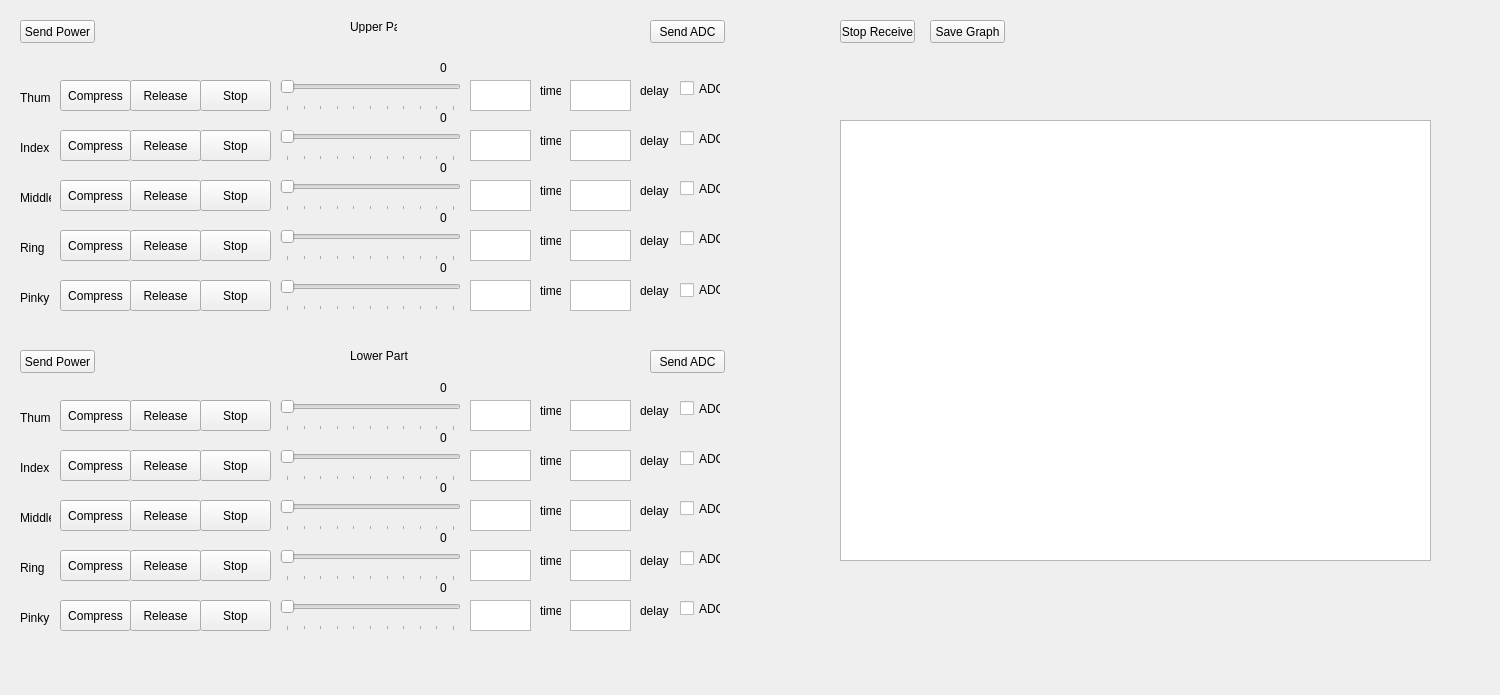
ValUtukin/CyberMed, file src/PyQT-version/UIs/ManualControl.ui: the form before one commit.
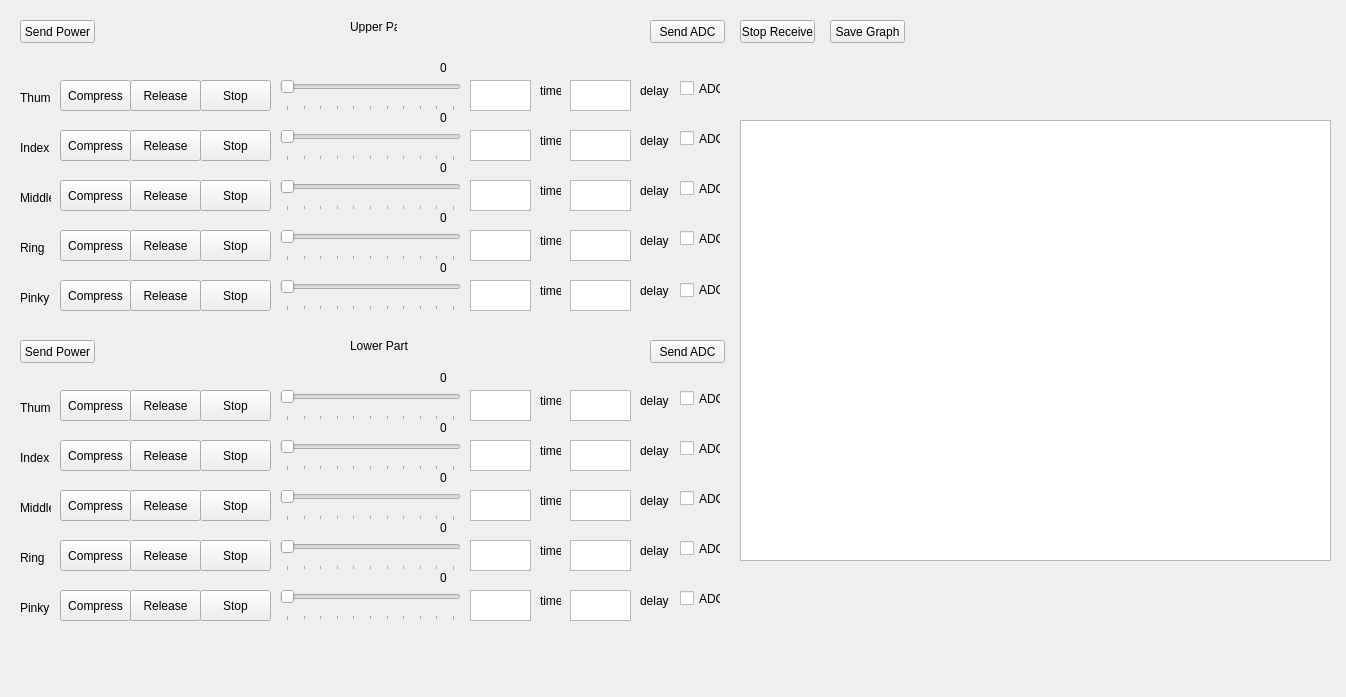
The form after the commit. Custom widgets are drawn as their Qt base class.

Commit message: Window fix and plot functionality

The edit to the form file:
```diff
--- a/src/PyQT-version/UIs/ManualControl.ui
+++ b/src/PyQT-version/UIs/ManualControl.ui
@@ -6,8 +6,8 @@
    <rect>
     <x>0</x>
     <y>0</y>
-    <width>1500</width>
-    <height>695</height>
+    <width>1346</width>
+    <height>697</height>
    </rect>
   </property>
   <property name="windowTitle">
@@ -18,7 +18,7 @@
     <property name="geometry">
      <rect>
       <x>10</x>
-      <y>340</y>
+      <y>330</y>
       <width>721</width>
       <height>301</height>
      </rect>
@@ -1575,7 +1575,7 @@
    <widget class="PlotWidget" name="graphicsView">
     <property name="geometry">
      <rect>
-      <x>840</x>
+      <x>740</x>
       <y>120</y>
       <width>591</width>
       <height>441</height>
@@ -1585,7 +1585,7 @@
    <widget class="QPushButton" name="stop_receive_btn">
     <property name="geometry">
      <rect>
-      <x>840</x>
+      <x>740</x>
       <y>20</y>
       <width>75</width>
       <height>23</height>
@@ -1598,7 +1598,7 @@
    <widget class="QPushButton" name="save_graph_btn">
     <property name="geometry">
      <rect>
-      <x>930</x>
+      <x>830</x>
       <y>20</y>
       <width>75</width>
       <height>23</height>
```
The commit also changes 5 other files.
